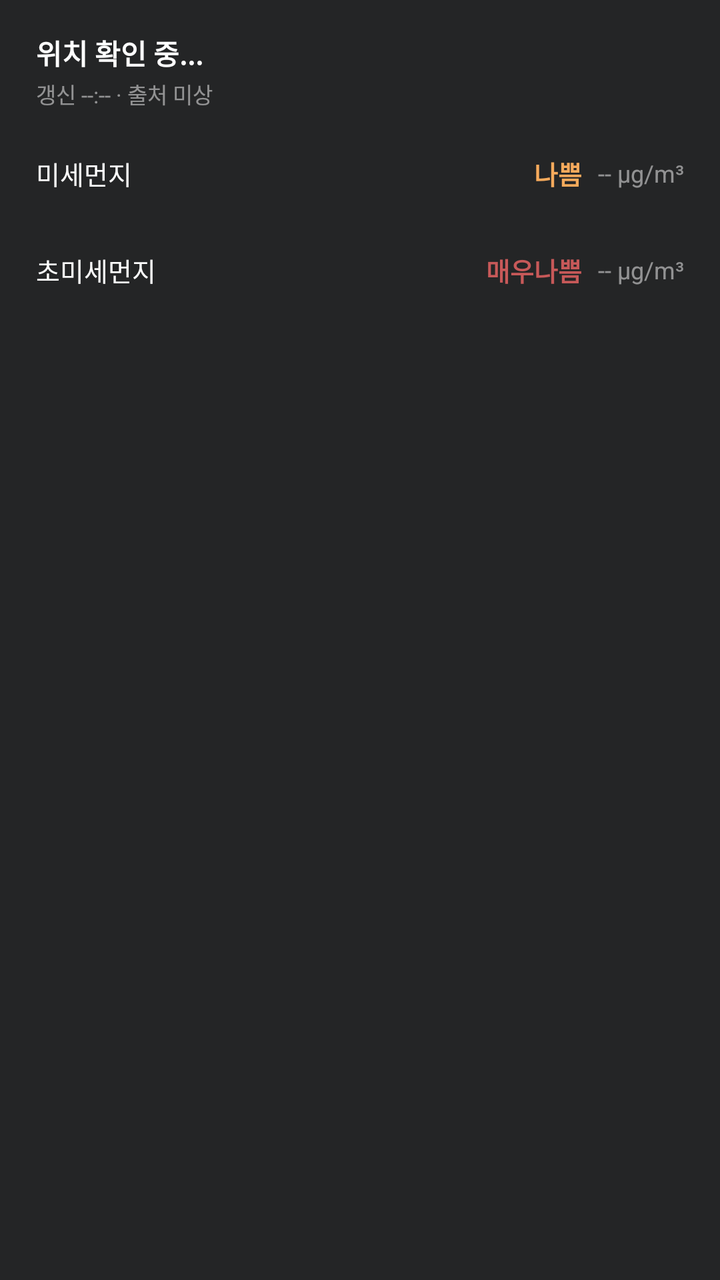
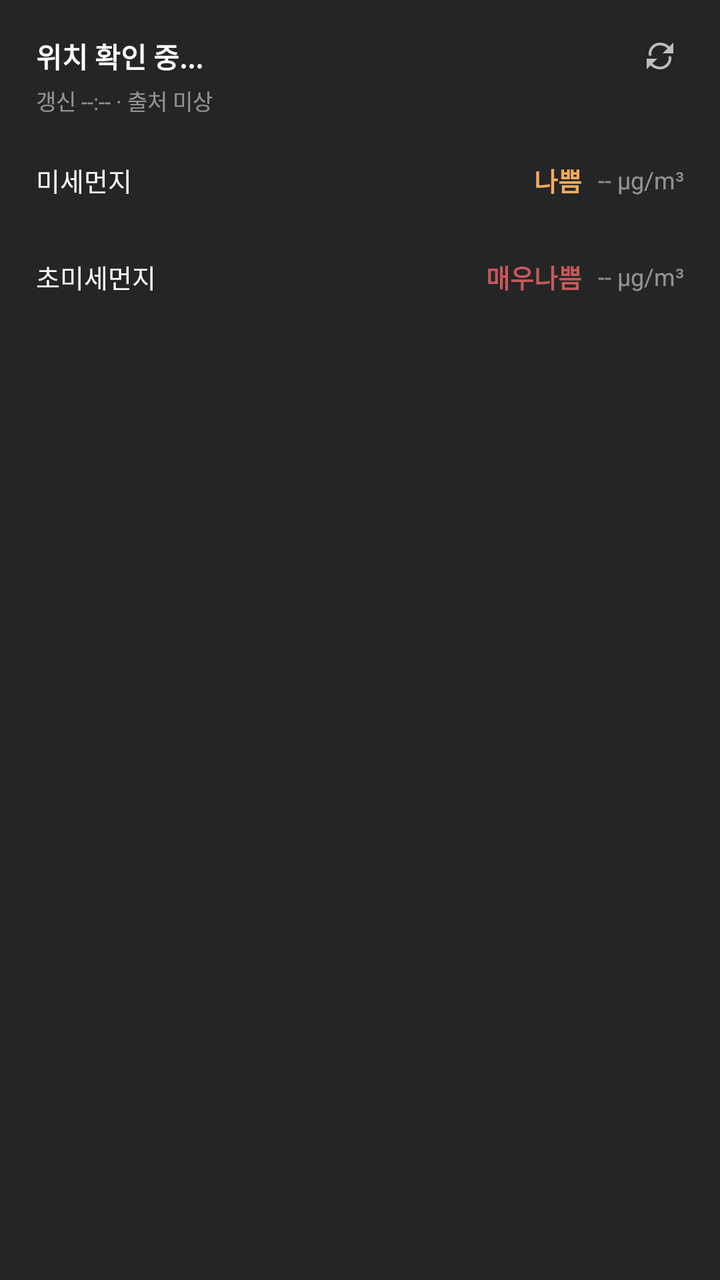

An Android layout rendered at two revisions. The XML below is the earlier revision; the diff shows what the commit changed to produce the second picture.
<!-- AndroidManifest.xml: application theme AppTheme -->
<!-- res/layout/widget_air.xml -->
<?xml version="1.0" encoding="utf-8"?>
<LinearLayout xmlns:android="http://schemas.android.com/apk/res/android"
    android:id="@+id/widget_root"
    android:layout_width="match_parent"
    android:layout_height="match_parent"
    android:orientation="vertical"
    android:background="#242526"
    android:paddingLeft="18dp"
    android:paddingRight="18dp"
    android:paddingTop="16dp"
    android:paddingBottom="23dp">

    
    <TextView
        android:id="@+id/widget_region"
        android:layout_width="match_parent"
        android:layout_height="wrap_content"
        android:text="위치 확인 중..."
        android:textColor="#FFFFFF"
        android:textSize="14sp"
        android:textStyle="bold"
        android:maxLines="1"
        android:singleLine="true"
        android:ellipsize="end" />

    
    <TextView
        android:id="@+id/widget_updated_at"
        android:layout_width="match_parent"
        android:layout_height="wrap_content"
        android:layout_marginTop="2dp"
        android:text="갱신 --:-- · 출처 미상"
        android:textColor="#80FFFFFF"
        android:textSize="11sp"
        android:maxLines="1"
        android:singleLine="true" />

    
    <LinearLayout
        android:layout_width="match_parent"
        android:layout_height="wrap_content"
        android:layout_marginTop="22dp"
        android:orientation="vertical">

        <RelativeLayout
            android:layout_width="match_parent"
            android:layout_height="wrap_content"
            android:layout_marginBottom="5dp">

            <TextView
                android:layout_width="wrap_content"
                android:layout_height="wrap_content"
                android:layout_alignParentStart="true"
                android:layout_centerVertical="true"
                android:text="미세먼지"
                android:textColor="#FFFFFF"
                android:textSize="13sp" />

            <LinearLayout
                android:layout_width="wrap_content"
                android:layout_height="wrap_content"
                android:layout_alignParentEnd="true"
                android:layout_centerVertical="true"
                android:orientation="horizontal"
                android:gravity="center_vertical">

                <TextView
                    android:id="@+id/widget_pm10_grade"
                    android:layout_width="wrap_content"
                    android:layout_height="wrap_content"
                    android:text="나쁨"
                    android:textColor="#FFF6AA5C"
                    android:textSize="13sp"
                    android:textStyle="bold"
                    android:layout_marginEnd="8dp" />

                <TextView
                    android:id="@+id/widget_pm10_value"
                    android:layout_width="wrap_content"
                    android:layout_height="wrap_content"
                    android:text="-- µg/m³"
                    android:textColor="#80FFFFFF"
                    android:textSize="12sp" />
            </LinearLayout>
        </RelativeLayout>

        
        <ProgressBar android:id="@+id/widget_pm10_bar_good"
            style="?android:attr/progressBarStyleHorizontal"
            android:layout_width="match_parent" android:layout_height="8dp"
            android:progressDrawable="@drawable/widget_progress_good"
            android:max="200" android:progress="0" android:visibility="gone"/>
        <ProgressBar android:id="@+id/widget_pm10_bar_normal"
            style="?android:attr/progressBarStyleHorizontal"
            android:layout_width="match_parent" android:layout_height="8dp"
            android:progressDrawable="@drawable/widget_progress_normal"
            android:max="200" android:progress="0" android:visibility="gone"/>
        <ProgressBar android:id="@+id/widget_pm10_bar_bad"
            style="?android:attr/progressBarStyleHorizontal"
            android:layout_width="match_parent" android:layout_height="8dp"
            android:progressDrawable="@drawable/widget_progress_bad"
            android:max="200" android:progress="0" android:visibility="gone"/>
        <ProgressBar android:id="@+id/widget_pm10_bar_verybad"
            style="?android:attr/progressBarStyleHorizontal"
            android:layout_width="match_parent" android:layout_height="8dp"
            android:progressDrawable="@drawable/widget_progress_verybad"
            android:max="200" android:progress="0" android:visibility="gone"/>
    </LinearLayout>

    
    <LinearLayout
        android:layout_width="match_parent"
        android:layout_height="wrap_content"
        android:layout_marginTop="24dp"
        android:orientation="vertical">

        <RelativeLayout
            android:layout_width="match_parent"
            android:layout_height="wrap_content"
            android:layout_marginBottom="5dp">

            <TextView
                android:layout_width="wrap_content"
                android:layout_height="wrap_content"
                android:layout_alignParentStart="true"
                android:layout_centerVertical="true"
                android:text="초미세먼지"
                android:textColor="#FFFFFF"
                android:textSize="13sp" />

            <LinearLayout
                android:layout_width="wrap_content"
                android:layout_height="wrap_content"
                android:layout_alignParentEnd="true"
                android:layout_centerVertical="true"
                android:orientation="horizontal"
                android:gravity="center_vertical">

                <TextView
                    android:id="@+id/widget_pm25_grade"
                    android:layout_width="wrap_content"
                    android:layout_height="wrap_content"
                    android:text="매우나쁨"
                    android:textColor="#FFC75959"
                    android:textSize="13sp"
                    android:textStyle="bold"
                    android:layout_marginEnd="8dp" />

                <TextView
                    android:id="@+id/widget_pm25_value"
                    android:layout_width="wrap_content"
                    android:layout_height="wrap_content"
                    android:text="-- µg/m³"
                    android:textColor="#80FFFFFF"
                    android:textSize="12sp" />
            </LinearLayout>
        </RelativeLayout>

        
        <ProgressBar android:id="@+id/widget_pm25_bar_good"
            style="?android:attr/progressBarStyleHorizontal"
            android:layout_width="match_parent" android:layout_height="8dp"
            android:progressDrawable="@drawable/widget_progress_good"
            android:max="150" android:progress="0" android:visibility="gone"/>
        <ProgressBar android:id="@+id/widget_pm25_bar_normal"
            style="?android:attr/progressBarStyleHorizontal"
            android:layout_width="match_parent" android:layout_height="8dp"
            android:progressDrawable="@drawable/widget_progress_normal"
            android:max="150" android:progress="0" android:visibility="gone"/>
        <ProgressBar android:id="@+id/widget_pm25_bar_bad"
            style="?android:attr/progressBarStyleHorizontal"
            android:layout_width="match_parent" android:layout_height="8dp"
            android:progressDrawable="@drawable/widget_progress_bad"
            android:max="150" android:progress="0" android:visibility="gone"/>
        <ProgressBar android:id="@+id/widget_pm25_bar_verybad"
            style="?android:attr/progressBarStyleHorizontal"
            android:layout_width="match_parent" android:layout_height="8dp"
            android:progressDrawable="@drawable/widget_progress_verybad"
            android:max="150" android:progress="0" android:visibility="gone"/>
    </LinearLayout>

</LinearLayout>
<!-- resources referenced by this layout -->
<resources>
  <!-- drawable widget_progress_bad (drawable) -->
  <?xml version="1.0" encoding="utf-8"?>
  <layer-list xmlns:android="http://schemas.android.com/apk/res/android">
      <item android:id="@android:id/background">
          <shape android:shape="rectangle">
              <solid android:color="#FF555559"/>
              <corners android:radius="4dp"/>
          </shape>
      </item>
      <item android:id="@android:id/progress">
          <clip>
              <shape android:shape="rectangle">
                  <solid android:color="#FFF6AA5C"/>
                  <corners android:radius="4dp"/>
              </shape>
          </clip>
      </item>
  </layer-list>
  <!-- drawable widget_progress_good (drawable) -->
  <?xml version="1.0" encoding="utf-8"?>
  <layer-list xmlns:android="http://schemas.android.com/apk/res/android">
      <item android:id="@android:id/background">
          <shape android:shape="rectangle">
              <solid android:color="#FF555559"/>
              <corners android:radius="4dp"/>
          </shape>
      </item>
      <item android:id="@android:id/progress">
          <clip>
              <shape android:shape="rectangle">
                  <solid android:color="#FF367BB8"/>
                  <corners android:radius="4dp"/>
              </shape>
          </clip>
      </item>
  </layer-list>
  <!-- drawable widget_progress_normal (drawable) -->
  <?xml version="1.0" encoding="utf-8"?>
  <layer-list xmlns:android="http://schemas.android.com/apk/res/android">
      <item android:id="@android:id/background">
          <shape android:shape="rectangle">
              <solid android:color="#FF555559"/>
              <corners android:radius="4dp"/>
          </shape>
      </item>
      <item android:id="@android:id/progress">
          <clip>
              <shape android:shape="rectangle">
                  <solid android:color="#FF629473"/>
                  <corners android:radius="4dp"/>
              </shape>
          </clip>
      </item>
  </layer-list>
  <!-- drawable widget_progress_verybad (drawable) -->
  <?xml version="1.0" encoding="utf-8"?>
  <layer-list xmlns:android="http://schemas.android.com/apk/res/android">
      <item android:id="@android:id/background">
          <shape android:shape="rectangle">
              <solid android:color="#FF555559"/>
              <corners android:radius="4dp"/>
          </shape>
      </item>
      <item android:id="@android:id/progress">
          <clip>
              <shape android:shape="rectangle">
                  <solid android:color="#FFC75959"/>
                  <corners android:radius="4dp"/>
              </shape>
          </clip>
      </item>
  </layer-list>
  <style name="AppTheme" parent="Theme.AppCompat.Light.DarkActionBar">
          
          <item name="colorPrimary">@color/colorPrimary</item>
          <item name="colorPrimaryDark">@color/colorPrimaryDark</item>
          <item name="colorAccent">@color/colorAccent</item>
      </style>
</resources>

<!-- the commit's change to res/layout/widget_air.xml (unified diff, before → after) -->
@@ -11,17 +11,36 @@
     android:paddingBottom="23dp">
 
     
-    <TextView
-        android:id="@+id/widget_region"
-        android:layout_width="match_parent"
-        android:layout_height="wrap_content"
-        android:text="위치 확인 중..."
-        android:textColor="#FFFFFF"
-        android:textSize="14sp"
-        android:textStyle="bold"
-        android:maxLines="1"
-        android:singleLine="true"
-        android:ellipsize="end" />
+    <RelativeLayout
+        android:id="@+id/widget_header"
+        android:layout_width="match_parent"
+        android:layout_height="24dp">
+
+        <TextView
+            android:id="@+id/widget_region"
+            android:layout_width="match_parent"
+            android:layout_height="wrap_content"
+            android:layout_centerVertical="true"
+            android:layout_toStartOf="@id/widget_refresh"
+            android:layout_marginEnd="6dp"
+            android:text="위치 확인 중..."
+            android:textColor="#FFFFFF"
+            android:textSize="14sp"
+            android:textStyle="bold"
+            android:maxLines="1"
+            android:singleLine="true"
+            android:ellipsize="end" />
+
+        <ImageView
+            android:id="@+id/widget_refresh"
+            android:layout_width="24dp"
+            android:layout_height="24dp"
+            android:layout_alignParentEnd="true"
+            android:layout_centerVertical="true"
+            android:padding="4dp"
+            android:src="@drawable/ic_widget_refresh"
+            android:contentDescription="@string/widget_refresh_description" />
+    </RelativeLayout>
 
     
     <TextView
<!-- resource entries referenced after the edit -->
@@ -1,5 +1,16 @@
 <!-- resources referenced by this layout -->
 <resources>
+  <!-- drawable ic_widget_refresh (drawable) -->
+  <?xml version="1.0" encoding="utf-8"?>
+  <vector xmlns:android="http://schemas.android.com/apk/res/android"
+      android:width="18dp"
+      android:height="18dp"
+      android:viewportWidth="24"
+      android:viewportHeight="24">
+      <path
+          android:fillColor="#B3FFFFFF"
+          android:pathData="M17.65,6.35C16.2,4.9 14.21,4 12,4c-4.09,0 -7.19,3.72 -6.39,7.69l-2.08,0C2.77,6.56 6.72,2 12,2c2.76,0 5.26,1.12 7.07,2.93L22,2v8h-8l3.65,-3.65zM6.35,17.65C7.8,19.1 9.79,20 12,20c4.09,0 7.19,-3.72 6.39,-7.69h2.08C21.23,17.44 17.28,22 12,22c-2.76,0 -5.26,-1.12 -7.07,-2.93L2,22v-8h8l-3.65,3.65z" />
+  </vector>
   <!-- drawable widget_progress_bad (drawable) -->
   <?xml version="1.0" encoding="utf-8"?>
   <layer-list xmlns:android="http://schemas.android.com/apk/res/android">
@@ -72,6 +83,7 @@
           </clip>
       </item>
   </layer-list>
+  <string name="widget_refresh_description">위젯 새로고침</string>
   <style name="AppTheme" parent="Theme.AppCompat.Light.DarkActionBar">
           
           <item name="colorPrimary">@color/colorPrimary</item>
